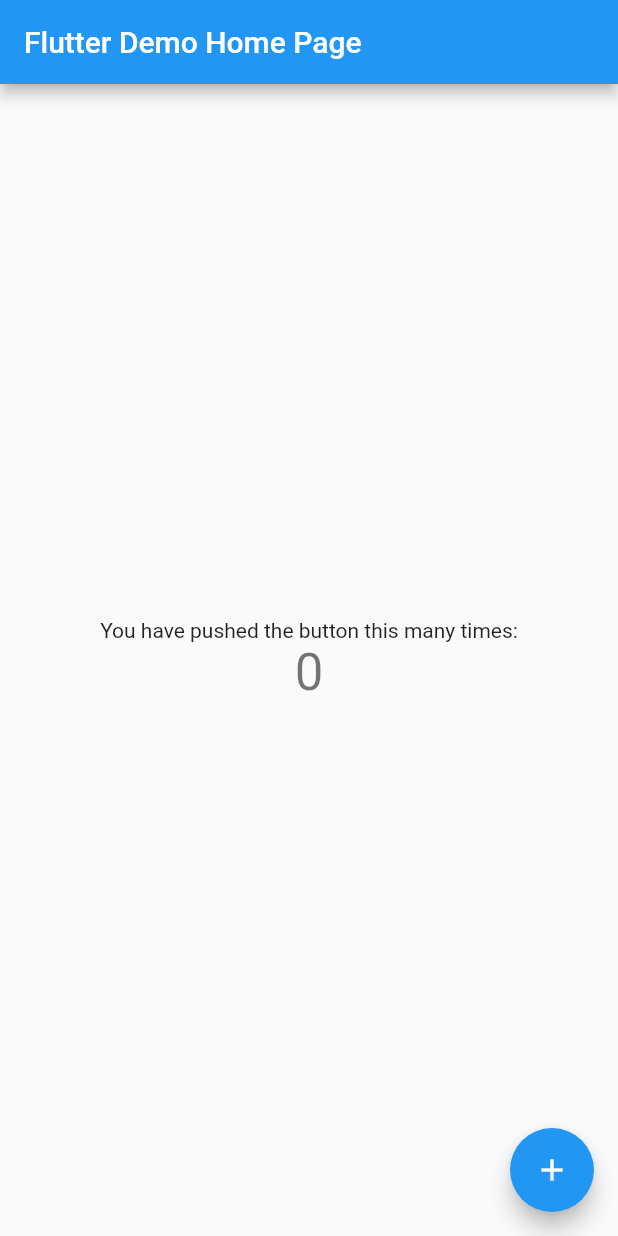
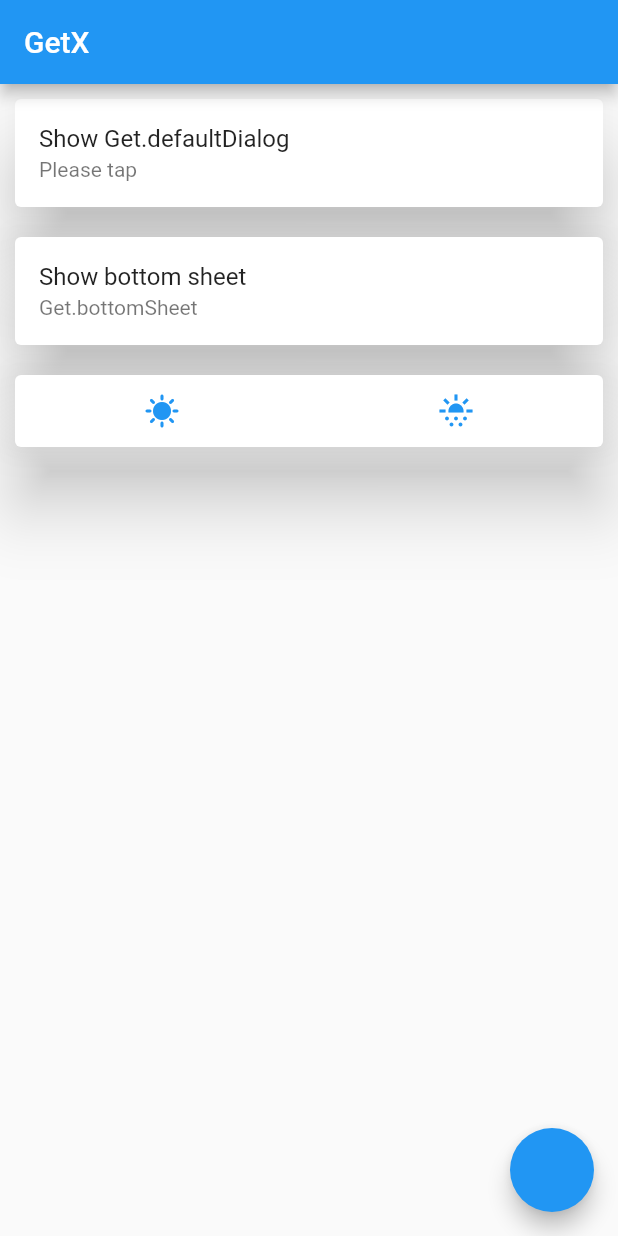
Before and after one commit to AnuroopFarkya11/getxguide, a Flutter app: the screen it shows after launch, on a phone screen of 412 x 824 dp. Run offline on Flutter 3.47's test engine with Material 2 defaults, Android fonts, the phone set to English and light mode, and no system bars; our stand-ins replace get.

Commit message:
Initial commit

```diff
--- a/lib/main.dart
+++ b/lib/main.dart
@@ -1,4 +1,6 @@
 import 'package:flutter/material.dart';
+import 'package:get/get.dart';
+import 'package:getxguide/screen/homescreen/homescreen.dart';
 
 void main() {
   runApp(const MyApp());
@@ -10,106 +12,14 @@ class MyApp extends StatelessWidget {
   // This widget is the root of your application.
   @override
   Widget build(BuildContext context) {
-    return MaterialApp(
+
+    return GetMaterialApp(
+      debugShowCheckedModeBanner: false,
       title: 'Flutter Demo',
       theme: ThemeData(
-        // This is the theme of your application.
-        //
-        // Try running your application with "flutter run". You'll see the
-        // application has a blue toolbar. Then, without quitting the app, try
-        // changing the primarySwatch below to Colors.green and then invoke
-        // "hot reload" (press "r" in the console where you ran "flutter run",
-        // or simply save your changes to "hot reload" in a Flutter IDE).
-        // Notice that the counter didn't reset back to zero; the application
-        // is not restarted.
         primarySwatch: Colors.blue,
       ),
-      home: const MyHomePage(title: 'Flutter Demo Home Page'),
+      home: const HomeScreen(),
     );
   }
 }
-
-class MyHomePage extends StatefulWidget {
-  const MyHomePage({super.key, required this.title});
-
-  // This widget is the home page of your application. It is stateful, meaning
-  // that it has a State object (defined below) that contains fields that affect
-  // how it looks.
-
-  // This class is the configuration for the state. It holds the values (in this
-  // case the title) provided by the parent (in this case the App widget) and
-  // used by the build method of the State. Fields in a Widget subclass are
-  // always marked "final".
-
-  final String title;
-
-  @override
-  State<MyHomePage> createState() => _MyHomePageState();
-}
-
-class _MyHomePageState extends State<MyHomePage> {
-  int _counter = 0;
-
-  void _incrementCounter() {
-    setState(() {
-      // This call to setState tells the Flutter framework that something has
-      // changed in this State, which causes it to rerun the build method below
-      // so that the display can reflect the updated values. If we changed
-      // _counter without calling setState(), then the build method would not be
-      // called again, and so nothing would appear to happen.
-      _counter++;
-    });
-  }
-
-  @override
-  Widget build(BuildContext context) {
-    // This method is rerun every time setState is called, for instance as done
-    // by the _incrementCounter method above.
-    //
-    // The Flutter framework has been optimized to make rerunning build methods
-    // fast, so that you can just rebuild anything that needs updating rather
-    // than having to individually change instances of widgets.
-    return Scaffold(
-      appBar: AppBar(
-        // Here we take the value from the MyHomePage object that was created by
-        // the App.build method, and use it to set our appbar title.
-        title: Text(widget.title),
-      ),
-      body: Center(
-        // Center is a layout widget. It takes a single child and positions it
-        // in the middle of the parent.
-        child: Column(
-          // Column is also a layout widget. It takes a list of children and
-          // arranges them vertically. By default, it sizes itself to fit its
-          // children horizontally, and tries to be as tall as its parent.
-          //
-          // Invoke "debug painting" (press "p" in the console, choose the
-          // "Toggle Debug Paint" action from the Flutter Inspector in Android
-          // Studio, or the "Toggle Debug Paint" command in Visual Studio Code)
-          // to see the wireframe for each widget.
-          //
-          // Column has various properties to control how it sizes itself and
-          // how it positions its children. Here we use mainAxisAlignment to
-          // center the children vertically; the main axis here is the vertical
-          // axis because Columns are vertical (the cross axis would be
-          // horizontal).
-          mainAxisAlignment: MainAxisAlignment.center,
-          children: <Widget>[
-            const Text(
-              'You have pushed the button this many times:',
-            ),
-            Text(
-              '$_counter',
-              style: Theme.of(context).textTheme.headlineMedium,
-            ),
-          ],
-        ),
-      ),
-      floatingActionButton: FloatingActionButton(
-        onPressed: _incrementCounter,
-        tooltip: 'Increment',
-        child: const Icon(Icons.add),
-      ), // This trailing comma makes auto-formatting nicer for build methods.
-    );
-  }
-}
--- /dev/null
+++ b/lib/screen/homescreen/homescreen.dart
@@ -0,0 +1,95 @@
+import 'package:flutter/material.dart';
+import 'package:get/get.dart';
+
+class HomeScreen extends StatelessWidget {
+  const HomeScreen({Key? key}) : super(key: key);
+
+  @override
+  Widget build(BuildContext context) {
+    return Scaffold(
+      appBar: AppBar(
+        title: const Text("GetX"),
+      ),
+      body: Column(
+        children: [
+          Card(
+            margin: const EdgeInsets.all(10),
+            elevation: 20,
+            child: ListTile(
+              title: const Text("Show Get.defaultDialog"),
+              subtitle: const Text("Please tap"),
+              onTap: () {
+                Get.defaultDialog(
+                    // this is predefined button
+                    title: "GetX Dialog",
+                    textConfirm: "OK",
+                    confirmTextColor: Colors.white,
+                    onConfirm: () {
+                      Get.back();
+                    },
+                    // confirm: , this can used to design custom buttons
+                    // this is a custom button
+                    cancel: TextButton(
+                        onPressed: () {
+                          Get.back();
+                        },
+                        child: const Text("CANCEL")));
+              },
+            ),
+          ),
+          Card(
+            margin: const EdgeInsets.all(10),
+            elevation: 20,
+            child: ListTile(
+              title: const Text("Show bottom sheet"),
+              subtitle: const Text("Get.bottomSheet"),
+              onTap: () {
+                Get.bottomSheet(Container(
+                  decoration: BoxDecoration(
+                      borderRadius: const BorderRadius.only(
+                          topLeft: Radius.circular(20),
+                          topRight: Radius.circular(20)),
+                      color: Colors.lightBlueAccent.shade100),
+                  child: const Center(
+                    child: Text("HELLO THERE!"),
+                  ),
+                ));
+              },
+            ),
+          ),
+          Card(
+            margin: EdgeInsets.all(10),
+            elevation: 20,
+            child: Row(
+              mainAxisAlignment: MainAxisAlignment.spaceAround,
+              children: [
+                TextButton(onPressed: (){
+                  Get.snackbar("Theme Changed!", "Light Theme");
+
+                  Get.changeTheme(ThemeData.light());
+
+                }, child: Icon(Icons.sunny)),
+                TextButton(onPressed: (){
+                  Get.snackbar("Theme CHanged!","Dark theme");
+                  Get.changeTheme(ThemeData.dark());
+
+
+                }, child: Icon(Icons.sunny_snowing)),
+
+              ],
+            ),
+          )
+        ],
+      ),
+      floatingActionButton: FloatingActionButton(
+        onPressed: () {
+          Get.snackbar(
+            "Ram ji",
+            "Hanumanji",
+            snackPosition: SnackPosition.BOTTOM,
+          );
+        },
+      ),
+    );
+  }
+}
--- a/pubspec.yaml
+++ b/pubspec.yaml
@@ -35,6 +35,7 @@ dependencies:
   # The following adds the Cupertino Icons font to your application.
   # Use with the CupertinoIcons class for iOS style icons.
   cupertino_icons: ^1.0.2
+  get: ^4.6.5
 
 dev_dependencies:
   flutter_test:
```
Also changed, not shown: pubspec.lock.
